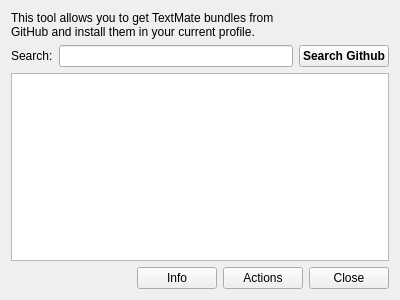
Above: prymatex/share/Bundles/Prymatex.tmbundle/Support/nibs/github/githubclient.ui from prymatex/prymatex before the change. Below: the same form after it.
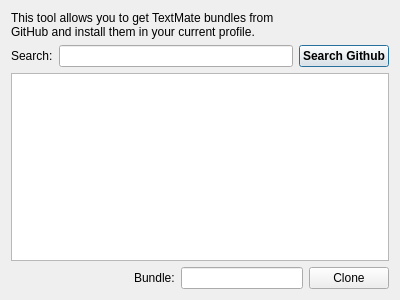
That is the form after the change.

Commit message: download from github testing

What changed in the file:
```diff
--- a/prymatex/share/Bundles/Prymatex.tmbundle/Support/nibs/github/githubclient.ui
+++ b/prymatex/share/Bundles/Prymatex.tmbundle/Support/nibs/github/githubclient.ui
@@ -1,7 +1,7 @@
 <?xml version="1.0" encoding="UTF-8"?>
 <ui version="4.0">
- <class>GithubClient</class>
- <widget class="QWidget" name="GithubClient">
+ <class>GitHubClientDialog</class>
+ <widget class="QDialog" name="GitHubClientDialog">
   <property name="geometry">
    <rect>
     <x>0</x>
@@ -67,23 +67,19 @@
       </spacer>
      </item>
      <item>
-      <widget class="QPushButton" name="pushButton_5">
+      <widget class="QLabel" name="labelBundle">
        <property name="text">
-        <string>Info</string>
+        <string>Bundle:</string>
        </property>
       </widget>
      </item>
      <item>
-      <widget class="QPushButton" name="pushButton_2">
-       <property name="text">
-        <string>Actions</string>
-       </property>
-      </widget>
+      <widget class="QLineEdit" name="lineEditBundle"/>
      </item>
      <item>
       <widget class="QPushButton" name="pushClose">
        <property name="text">
-        <string>Close</string>
+        <string>Clone</string>
        </property>
       </widget>
      </item>
```
Left out of the diff: 25 changed lines with no effect on the pictures. The commit also changes 5 other files.
